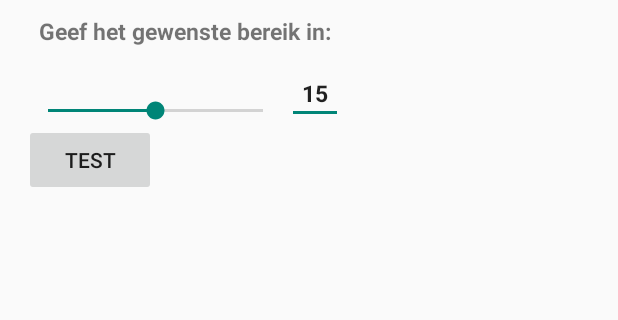
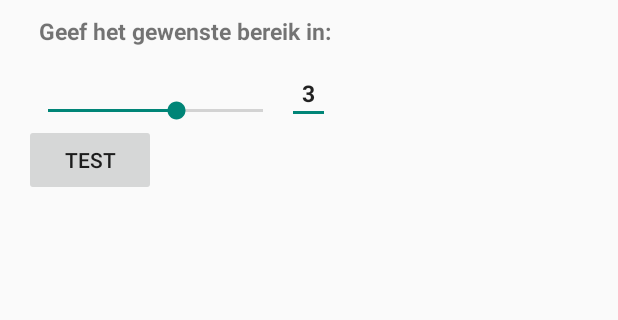
Before and after one commit to Meuris/MobieleApps3, an Android app: the screen it shows after launch (MainActivity), on a phone screen of 412 x 824 dp, the part 179-499 px from its top. Run offline under Robolectric (Android 15) with nearby library versions, the phone set to English and light mode, and no system bars; 2 statements that could not run were skipped.

Commit message:
Radius bug fix

```diff
--- a/app/src/main/java/com/example/projectsmobieleapps/restaurantapp/FileIO.java
+++ b/app/src/main/java/com/example/projectsmobieleapps/restaurantapp/FileIO.java
@@ -30,7 +30,7 @@ import javax.xml.parsers.SAXParserFactory;
 public class FileIO extends ListActivity {
     private static String latitude = String.valueOf(MainActivity.latitude);
     private static String longitude = String.valueOf(MainActivity.longitude);
-    private static String radius = String.valueOf(MainActivity.radius);
+    private String radius = String.valueOf(MainActivity.radius);
     private final String googleKey = "AIzaSyBDy6vuCYHAOCUBWS1LnLsAPQtsjOcQH14";
     private final String URL_STRING = "https://maps.googleapis.com/maps/api/place/nearbysearch/xml?location="
             + latitude + "," + longitude +"&radius=" + radius + "&types=restaurant&key=" + googleKey;
--- a/app/src/main/java/com/example/projectsmobieleapps/restaurantapp/MainActivity.java
+++ b/app/src/main/java/com/example/projectsmobieleapps/restaurantapp/MainActivity.java
@@ -31,7 +31,7 @@ public class MainActivity extends AppCompatActivity implements SeekBar.OnSeekBar
 
     private SeekBar radiusSeekBar;
     private EditText radiusEditText;
-    public static int radius = 15000;
+    public static int radius = 3;
 
     private TextView longitudeTestView;
     private TextView latitudeTestView;
--- a/app/src/main/res/layout/activity_main.xml
+++ b/app/src/main/res/layout/activity_main.xml
@@ -29,8 +29,8 @@
         android:id="@+id/radiusSeekBar"
         android:layout_width="175dp"
         android:layout_height="wrap_content"
-        android:max="50"
-        android:progress="25"
+        android:max="5"
+        android:progress="3"
         android:layout_alignBottom="@+id/radiusEditText"
         android:layout_alignParentLeft="true"
         android:layout_alignParentStart="true" />
--- a/app/src/main/res/values/strings.xml
+++ b/app/src/main/res/values/strings.xml
@@ -4,8 +4,8 @@
     <string name="titel">Welkom bij de restaurant app!</string>
     <string name="radius">Geef het gewenste bereik in:</string>
     <string name="action_settings">Settings</string>
-    <string name="radiusAmount">15</string>
-    <string name="radiusEdit">15</string>
+    <string name="radiusAmount">3</string>
+    <string name="radiusEdit">3</string>
     <string name="title_activity_google">GoogleActivity</string>
     <string name="title_activity_maps">Map</string>
     <string name="testButton">test</string>
```
